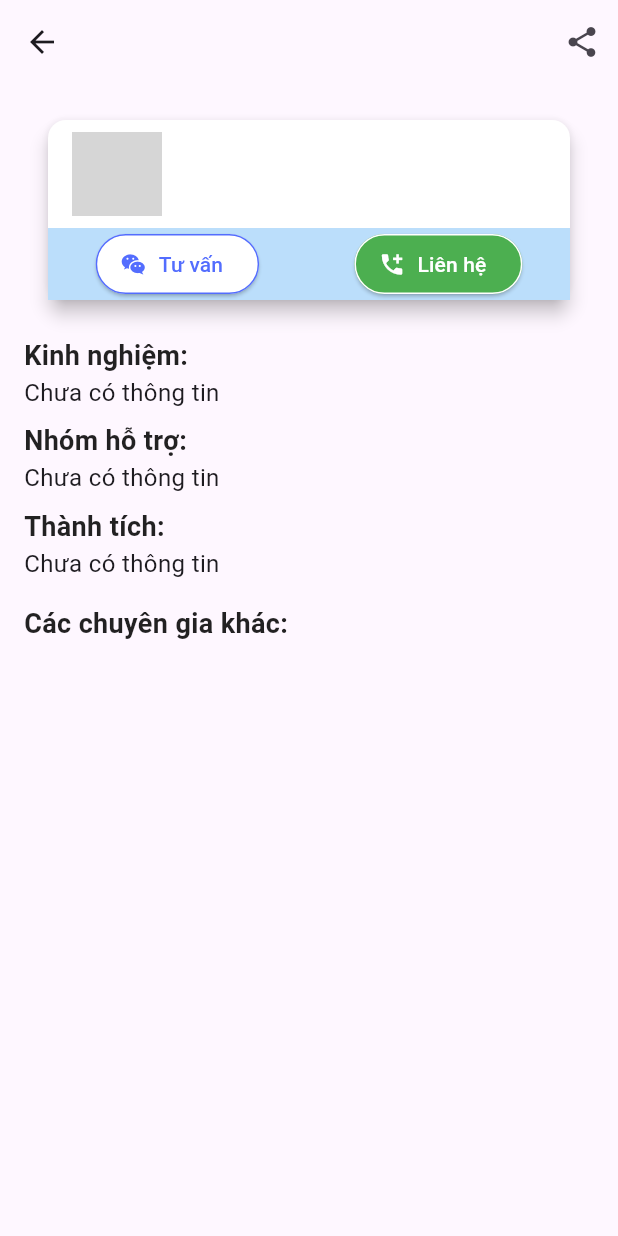
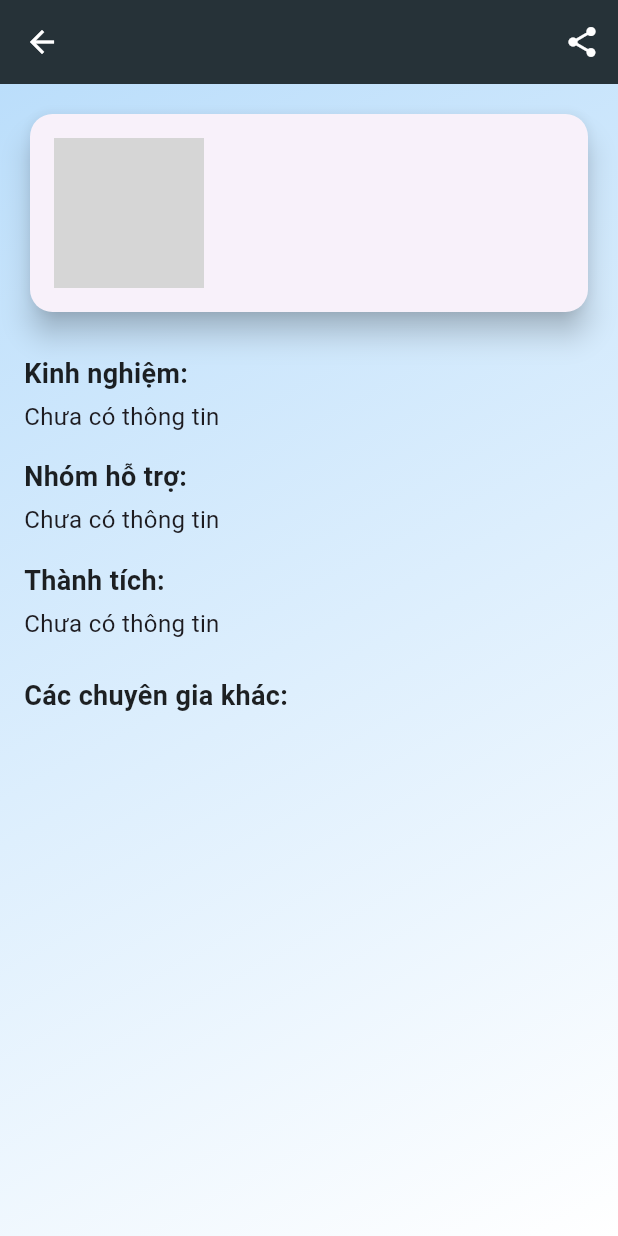
Before and after one commit to linh080504/argiculture, a Flutter app: the ShowInformationPage screen opened directly with empty values, on a phone screen of 412 x 824 dp. Run offline on Flutter 3.47's test engine with Material 3 defaults, Android fonts, the phone set to English and light mode, and no system bars; our stand-ins replace cached_network_image, cloud_firestore, diacritic, file_picker, firebase_auth, firebase_core and 12 more; missing offline and left inert: flutter_admin_scaffold; accounts and stored records are empty; grey boxes are pictures that could not be loaded.

Commit message:
edit expert in role user

```diff
--- a/lib/Expert/ShowInformationPage.dart
+++ b/lib/Expert/ShowInformationPage.dart
@@ -1,6 +1,6 @@
 import 'package:flutter/material.dart';
-import 'package:weather/Expert/ProfileController.dart';
-import 'package:get/get.dart'; // Import lớp ExpertData
+import 'package:get/get.dart';
+import 'package:weather/Expert/ProfileController.dart'; // Import lớp ExpertData
 
 class ShowInformationPage extends StatelessWidget {
   final ExpertData expertData;
@@ -19,148 +19,84 @@ class ShowInformationPage extends StatelessWidget {
 
     return Scaffold(
       appBar: AppBar(
+        backgroundColor: Colors.blueGrey[900],
         leading: IconButton(
-          icon: Icon(Icons.arrow_back),
+          icon: Icon(Icons.arrow_back, color: Colors.white),
           onPressed: () {
             Navigator.pop(context);
           },
         ),
         actions: [
           IconButton(
-            icon: Icon(Icons.share),
-            onPressed: () {
-            },
+            icon: Icon(Icons.share, color: Colors.white),
+            onPressed: () {},
           ),
         ],
       ),
-      body: Padding(
+      body: Container(
+        decoration: BoxDecoration(
+          gradient: LinearGradient(
+            colors: [Colors.blue.shade100, Colors.white],
+            begin: Alignment.topLeft,
+            end: Alignment.bottomRight,
+          ),
+        ),
         padding: const EdgeInsets.all(16.0),
-        child: Column(
+        child: ListView(
+          children: [
+            // Profile Information Section
+            Card(
+              elevation: 8,
+              shape: RoundedRectangleBorder(
+                borderRadius: BorderRadius.circular(15),
+              ),
+              child: Padding(
+                padding: const EdgeInsets.all(16.0),
+                child: Row(
+                  children: [
+                    CircleAvatar(
+                      radius: 50,
+                      backgroundImage: expertData.profilePictureUrl.isNotEmpty
+                          ? NetworkImage(expertData.profilePictureUrl)
+                          : AssetImage('assets/images/placeholder.png'),
+                      child: expertData.profilePictureUrl.isEmpty
+                          ? const Icon(Icons.person, size: 40, color: Colors.white)
+                          : null,
+                    ),
+                    SizedBox(width: 16),
+                    Column(
                       crossAxisAlignment: CrossAxisAlignment.start,
                       children: [
-            Card(
-              margin: const EdgeInsets.symmetric(vertical: 8, horizontal: 16),
-              elevation: 5,
-              shape: RoundedRectangleBorder(
-                borderRadius: BorderRadius.circular(12),
+                        Text(
+                          expertData.fullName,
+                          style: TextStyle(
+                            fontSize: 22,
+                            fontWeight: FontWeight.bold,
+                            color: Colors.black87,
                           ),
-              color: Colors.white,
-              child: Column(
-                crossAxisAlignment: CrossAxisAlignment.start,
-                children: [
-                  ListTile(
-                    leading: CircleAvatar(
-                      radius: 30,
-                      backgroundImage: expertData.profilePictureUrl.isNotEmpty
-                          ? NetworkImage(expertData.profilePictureUrl)
-                          : AssetImage('assets/images/placeholder.png'),  // Add a placeholder image
-                      child: expertData.profilePictureUrl.isEmpty
-                          ? const Icon(Icons.person, size: 30, color: Colors.white)
-                          : null,
                         ),
-                    title: Text(
+                        Text(
                           expertData.degree,
-                      style: const TextStyle(
+                          style: TextStyle(
+                            fontSize: 16,
                             fontStyle: FontStyle.italic,
                             color: Colors.black54,
                           ),
                         ),
-                    subtitle: Text(
-                      expertData.fullName,
-                      style: const TextStyle(
-                        fontWeight: FontWeight.bold,
-                        fontSize: 18,
-                        color: Colors.black87,
-                      ),
-                    ),
-                  ),
-                  Container(
-                    color: Colors.blue[100],
-                    child: Row(
-                      mainAxisAlignment: MainAxisAlignment.spaceAround,
-                      children: [
-                        ElevatedButton.icon(
-                          onPressed: () {},
-                          icon: Icon(Icons.wechat_outlined, color: Colors.indigoAccent),
-                          label: Text('Tư vấn', style: TextStyle(fontSize: 14)),
-                          style: ElevatedButton.styleFrom(
-                            backgroundColor: Colors.white,
-                            foregroundColor: Colors.indigoAccent,
-                            shape: RoundedRectangleBorder(
-                              borderRadius: BorderRadius.circular(25),
-                            ),
-                            side: BorderSide(color: Colors.indigoAccent),
-                          ),
-                        ),
-                        ElevatedButton.icon(
-                          onPressed: () {},
-                          icon: Icon(Icons.add_call, color: Colors.white),
-                          label: Text('Liên hệ', style: TextStyle(fontSize: 14)),
-                          style: ElevatedButton.styleFrom(
-                            backgroundColor: Colors.green[500],
-                            foregroundColor: Colors.white,
-                            shape: RoundedRectangleBorder(
-                              borderRadius: BorderRadius.circular(25),
-                            ),
-                            side: BorderSide(color: Colors.white),
-                          ),
+                      ],
                     ),
                   ],
                 ),
               ),
-                ],
-              ),
             ),
             SizedBox(height: 16),
-            Column(
-              crossAxisAlignment: CrossAxisAlignment.start,
-              children: [
-                Text(
-                  'Kinh nghiệm: ',
-                  style: TextStyle(
-                    fontWeight: FontWeight.bold,
-                    fontSize: 18,
-                    color: Colors.black87,
-                  ),
-                ),
-                Text(
-                  expertData.experience.isEmpty
-                      ? 'Chưa có thông tin'
-                      : expertData.experience,
-                  style: TextStyle(fontSize: 16),
-                ),
-                SizedBox(height: 8),
-                Text(
-                  'Nhóm hỗ trợ: ',
-                  style: TextStyle(
-                    fontWeight: FontWeight.bold,
-                    fontSize: 18,
-                    color: Colors.black87,
-                  ),
-                ),
-                Text(
-                  expertData.supportGroup.isEmpty
-                      ? 'Chưa có thông tin'
-                      : expertData.supportGroup,
-                  style: TextStyle(fontSize: 16),
-                ),
-                SizedBox(height: 8),
-                Text(
-                  'Thành tích: ',
-                  style: TextStyle(
-                    fontWeight: FontWeight.bold,
-                    fontSize: 18,
-                    color: Colors.black87,
-                  ),
-                ),
-                Text(
-                  expertData.bio.isEmpty ? 'Chưa có thông tin' : expertData.bio,
-                  style: TextStyle(fontSize: 16),
-                ),
-              ],
-            ),
 
-            // Danh sách các chuyên gia khác theo dạng ngang (horizontal scroll)
+            // Expertise Details
+            _buildInfoSection('Kinh nghiệm:', expertData.experience),
+            _buildInfoSection('Nhóm hỗ trợ:', expertData.supportGroup),
+            _buildInfoSection('Thành tích:', expertData.bio),
+
+            // Other Experts Section
             SizedBox(height: 16),
             Text(
               'Các chuyên gia khác:',
@@ -172,25 +108,13 @@ class ShowInformationPage extends StatelessWidget {
             ),
             SizedBox(height: 8),
             Container(
-              height: 180,
+              height: 200,
               child: ListView.builder(
                 scrollDirection: Axis.horizontal,
                 itemCount: otherExperts.length,
                 itemBuilder: (context, index) {
                   final expert = otherExperts[index];
-                  return Container(
-                    width: 400,
-                    margin: EdgeInsets.symmetric(horizontal: 8),
-                    child: Card(
-                      margin: const EdgeInsets.symmetric(vertical: 8, horizontal: 16),
-                      elevation: 5,
-                      shape: RoundedRectangleBorder(
-                        borderRadius: BorderRadius.circular(12),
-                      ),
-                      child: Column(
-                        crossAxisAlignment: CrossAxisAlignment.start,
-                        children: [
-                          InkWell(
+                  return GestureDetector(
                     onTap: () {
                       Navigator.push(
                         context,
@@ -199,68 +123,54 @@ class ShowInformationPage extends StatelessWidget {
                         ),
                       );
                     },
-                            child: ListTile(
-                              leading: CircleAvatar(
-                                radius: 30,
+                    child: Card(
+                      margin: EdgeInsets.symmetric(horizontal: 8),
+                      elevation: 6,
+                      shape: RoundedRectangleBorder(
+                        borderRadius: BorderRadius.circular(12),
+                      ),
+                      child: Container( // Đặt Container bên trong Card để kiểm soát chiều rộng
+                        width: 150, // Tăng chiều rộng của phần tử
+                        child: Column(
+                          crossAxisAlignment: CrossAxisAlignment.start,
+                          children: [
+                            CircleAvatar(
+                              radius: 40,
                               backgroundImage: expert.profilePictureUrl.isNotEmpty
                                   ? NetworkImage(expert.profilePictureUrl)
-                                    : AssetImage('assets/images/placeholder.png'), // Placeholder image
+                                  : AssetImage('assets/images/placeholder.png'),
                               child: expert.profilePictureUrl.isEmpty
-                                    ? const Icon(Icons.person, size: 30, color: Colors.white)
+                                  ? const Icon(Icons.person, size: 35, color: Colors.white)
                                   : null,
                             ),
-                              title: Text(
-                                expert.degree,
-                                style: const TextStyle(
-                                  fontStyle: FontStyle.italic,
-                                  color: Colors.black54,
-                                ),
-                              ),
-                              subtitle: Text(
+                            SizedBox(height: 8),
+                            Text(
                               expert.fullName,
-                                style: const TextStyle(
+                              style: TextStyle(
                                 fontWeight: FontWeight.bold,
-                                  fontSize: 18,
+                                fontSize: 16,
                                 color: Colors.black87,
                               ),
                             ),
+                            SizedBox(height: 4),
+                            Text(
+                              expert.degree,
+                              style: TextStyle(fontSize: 14, color: Colors.black54),
                             ),
-                          ),
-                          Container(
-                            color: Colors.blue[100],
-                            child: Row(
-                              mainAxisAlignment: MainAxisAlignment.spaceAround,
-                              children: [
+                            SizedBox(height: 8),
                             ElevatedButton.icon(
                               onPressed: () {},
-                                  icon: Icon(Icons.wechat_outlined, color: Colors.indigoAccent),
-                                  label: Text('Tư vấn', style: TextStyle(fontSize: 14)),
+                              icon: Icon(Icons.call, color: Colors.white),
+                              label: Text('Liên hệ', style: TextStyle(fontSize: 14)),
                               style: ElevatedButton.styleFrom(
-                                    backgroundColor: Colors.white,
-                                    foregroundColor: Colors.indigoAccent,
+                                backgroundColor: Colors.green,
                                 shape: RoundedRectangleBorder(
                                   borderRadius: BorderRadius.circular(25),
                                 ),
-                                    side: BorderSide(color: Colors.indigoAccent),
-                                  ),
-                                ),
-                                ElevatedButton.icon(
-                                  onPressed: () {},
-                                  icon: Icon(Icons.add_call, color: Colors.white),
-                                  label: Text('Liên hệ', style: TextStyle(fontSize: 14)),
-                                  style: ElevatedButton.styleFrom(
-                                    backgroundColor: Colors.green[500],
-                                    foregroundColor: Colors.white,
-                                    shape: RoundedRectangleBorder(
-                                      borderRadius: BorderRadius.circular(25),
-                                    ),
-                                    side: BorderSide(color: Colors.white),
                               ),
                             ),
                           ],
                         ),
-                          ),
-                        ],
                       ),
                     ),
                   );
@@ -272,4 +182,28 @@ class ShowInformationPage extends StatelessWidget {
       ),
     );
   }
+
+  Widget _buildInfoSection(String title, String content) {
+    return Padding(
+      padding: const EdgeInsets.symmetric(vertical: 8.0),
+      child: Column(
+        crossAxisAlignment: CrossAxisAlignment.start,
+        children: [
+          Text(
+            title,
+            style: TextStyle(
+              fontWeight: FontWeight.bold,
+              fontSize: 18,
+              color: Colors.black87,
+            ),
+          ),
+          SizedBox(height: 4),
+          Text(
+            content.isEmpty ? 'Chưa có thông tin' : content,
+            style: TextStyle(fontSize: 16),
+          ),
+        ],
+      ),
+    );
   }
+}
--- a/pubspec.yaml
+++ b/pubspec.yaml
@@ -63,6 +63,7 @@ dependencies:
   share_plus: ^10.1.1
   diacritic: ^0.1.6
   tflite_flutter: ^0.11.0
+  lottie: ^3.1.3
 
 dev_dependencies:
   flutter_test:
```
Also changed, not shown: assets/Animation.json (added, +1 -0 lines), lib/UI/ExpertPage.dart (+20 -10 lines), pubspec.lock, 1 other file. Lines whose indentation alone changed are shown as unchanged.
